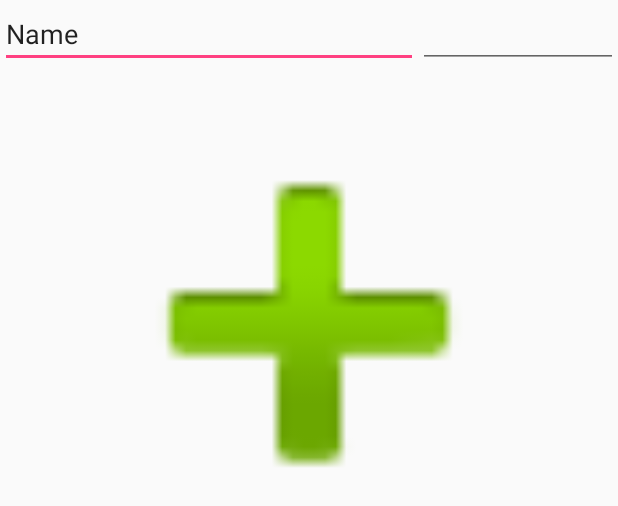
After one commit to Kogoro/AlarmApp, an Android app: the layout dialog_rule_detail.xml on its own in the app's theme, with its tools: preview values and no code run, on a phone screen of 412 x 824 dp. The commit adds this screen. Shown: the top 506 px of the screen. Run offline under Robolectric (Android 15) with nearby library versions, the phone set to English and light mode, and no system bars.

Commit message:
Edit RulesList

```diff
--- a/app/build.gradle
+++ b/app/build.gradle
@@ -34,6 +34,7 @@ dependencies {
     })
     compile 'com.android.support:appcompat-v7:25.0.1'
     testCompile 'junit:junit:4.12'
+    compile 'com.android.support:cardview-v7:25.0.1'
 
 
 	compile 'github.vatsal.easyweather:library:1.0.0'
--- /dev/null
+++ b/app/src/main/res/layout/dialog_rule_detail.xml
@@ -0,0 +1,59 @@
+<?xml version="1.0" encoding="utf-8"?>
+<LinearLayout xmlns:android="http://schemas.android.com/apk/res/android"
+    xmlns:app="http://schemas.android.com/apk/res-auto"
+    android:layout_width="match_parent"
+    android:layout_height="match_parent"
+    android:weightSum="1"
+    android:orientation="vertical">
+
+    <LinearLayout
+        android:orientation="horizontal"
+        android:layout_width="match_parent"
+        android:layout_height="wrap_content">
+
+        <EditText
+            android:layout_width="261dp"
+            android:layout_height="wrap_content"
+            android:inputType="textPersonName"
+            android:text="Name"
+            android:ems="10"
+            android:id="@+id/rule_detail_et"
+            android:layout_weight="1" />
+
+        <EditText
+            android:layout_width="116dp"
+            android:layout_height="wrap_content"
+            android:inputType="number"
+            android:ems="10"
+            android:id="@+id/rule_detail_nf"
+            android:layout_weight="1" />
+
+    </LinearLayout>
+
+    <LinearLayout
+        android:orientation="horizontal"
+        android:layout_width="match_parent"
+        android:layout_height="match_parent">
+
+        <LinearLayout
+            android:orientation="vertical"
+            android:layout_width="match_parent"
+            android:layout_height="match_parent"
+            android:layout_weight="1">
+
+            <ImageView
+                android:layout_width="match_parent"
+                android:layout_height="wrap_content"
+                app:srcCompat="@android:drawable/ic_input_add"
+                android:id="@+id/imageView2"
+                android:layout_weight="1"
+                android:layout_gravity="right" />
+
+            <android.support.v7.widget.RecyclerView
+                android:layout_width="match_parent"
+                android:layout_height="437dp" />
+        </LinearLayout>
+
+    </LinearLayout>
+
+</LinearLayout>
```
Also changed, not shown: app/src/main/java/de/bonding/hackathon/eighthundredtwelvers/RuleRecyclerViewAdapter.java (+10 -2 lines), app/src/main/java/layout/weather.java (added, +66 -0 lines), app/src/main/res/layout/fragment_weather.xml (added, +42 -0 lines), app/src/main/res/layout/item_rule.xml (+8 -5 lines), app/src/main/res/drawable/sonne.png (added).
